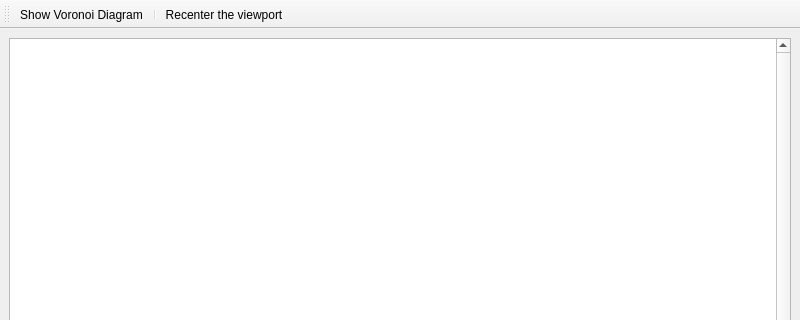
First picture: the form in Delaunay_Voronoi_CG/delaunay_voronoi.cg.ui, repository jfpsb/Algoritmos2, before the edit; both pictures show x 0 to 800 and y 0 to 320 of the 800 by 600 pixel window.
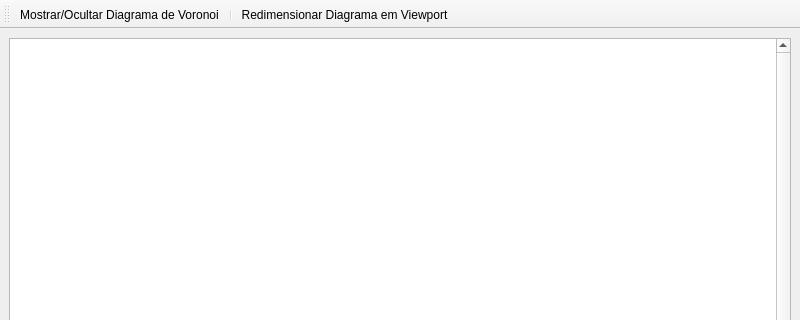
Second picture: the form after the edit. Icons and pictures are not drawn.

Commit message: UI Colocando alguns textos em português

What changed in the file:
```diff
--- a/Delaunay_Voronoi_CG/delaunay_voronoi.cg.ui
+++ b/Delaunay_Voronoi_CG/delaunay_voronoi.cg.ui
@@ -64,7 +64,7 @@
 	     <normaloff>:/cgal/Triangulation_2/Voronoi_diagram_2.png</normaloff>:/cgal/Triangulation_2/Voronoi_diagram_2.png</iconset>
 	   </property>
 	   <property name="text" >
-	    <string>Show &amp;Voronoi Diagram</string>
+	    <string>Mostrar/Ocultar Diagrama de Voronoi</string>
 	   </property>
 	   <property name="shortcut" >
 	    <string>Ctrl+V</string>
@@ -76,7 +76,7 @@
      <normaloff>:/cgal/Input/zoom-best-fit</normaloff>:/cgal/Input/zoom-best-fit</iconset>
    </property>
    <property name="text" >
-    <string>Re&amp;center the viewport</string>
+    <string>Redimensionar Diagrama em Viewport</string>
    </property>
    <property name="shortcut" >
     <string>Ctrl+R</string>
```
Left out of the diff: 6 changed lines with no effect on the pictures. The commit also changes 1 other file.
